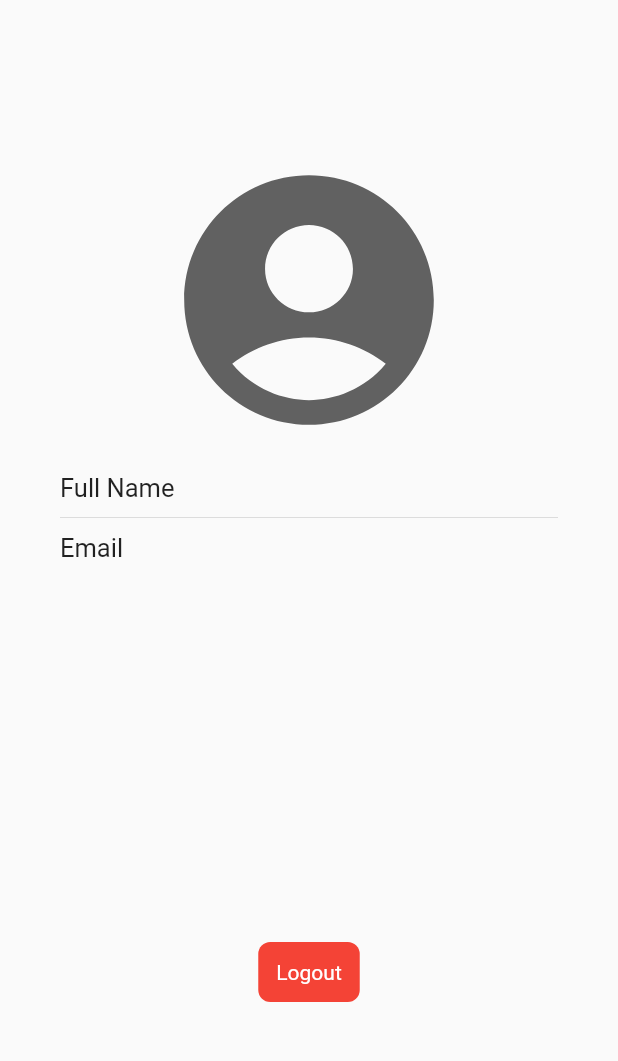
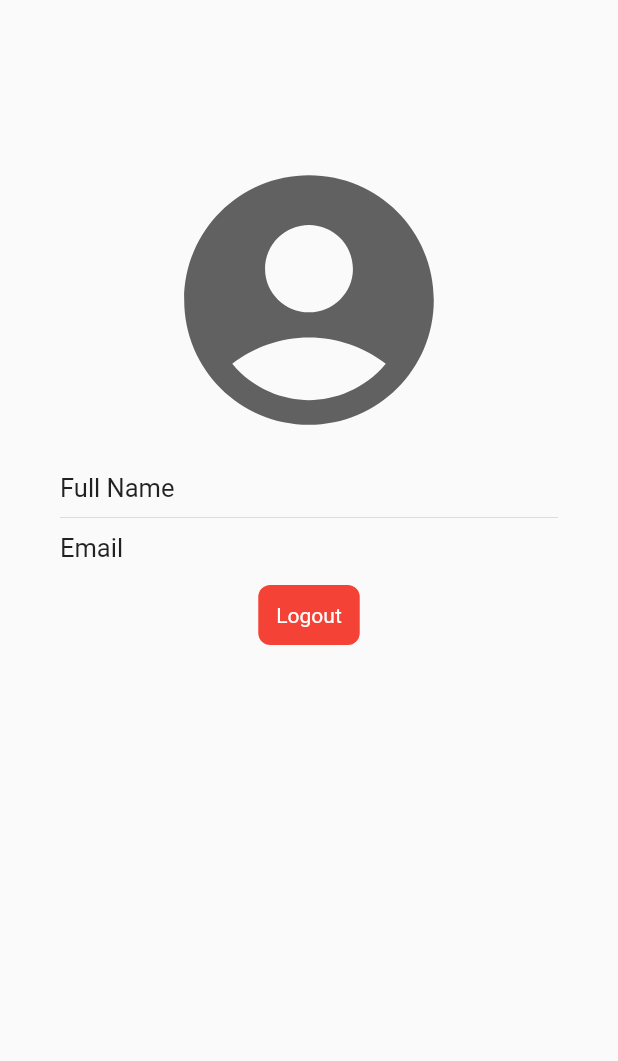
Before and after one commit to itskpalusa/chat-dart, a Flutter app: the SettingsScreen screen opened directly with empty values, on a phone screen of 412 x 824 dp, the part 84-1145 px from its top. Run offline on Flutter 3.47's test engine with Material 2 defaults, Android fonts, the phone set to English and light mode, and no system bars; our stand-ins replace cloud_firestore, firebase_auth, firebase_core, flutter_spinkit, shared_preferences; missing offline and left inert: apple_sign_in; accounts and stored records are empty.

Commit message:
small style changes

```diff
--- a/lib/screens/settings_screen.dart
+++ b/lib/screens/settings_screen.dart
@@ -44,7 +44,7 @@ class SettingsScreen extends StatelessWidget {
                   Text(email, style: TextStyle(fontSize: 17.0)),
                 ],
               ),
-              Spacer(),
+              SizedBox(height: 15.0),
               GestureDetector(
                 onTap: () async {
                   await _auth.signOut();
```
Also changed, not shown: lib/components/message_tile.dart (+6 -6 lines).
